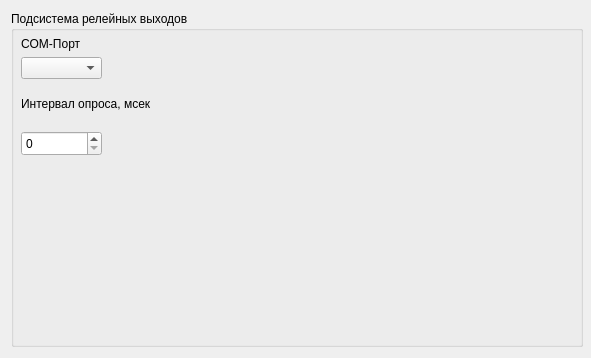
First picture: the form in m_cfg/adam_widget.ui, repository xXRadioHeadXx/start7, before the edit.
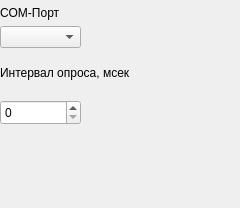
Second picture: the form after the edit.

Patch:
```diff
--- a/m_cfg/adam_widget.ui
+++ b/m_cfg/adam_widget.ui
@@ -6,30 +6,18 @@
    <rect>
     <x>0</x>
     <y>0</y>
-    <width>591</width>
-    <height>358</height>
+    <width>240</width>
+    <height>208</height>
    </rect>
   </property>
   <property name="windowTitle">
    <string>Form</string>
   </property>
-  <widget class="QGroupBox" name="ADAM__group">
-   <property name="geometry">
-    <rect>
-     <x>11</x>
-     <y>11</y>
-     <width>572</width>
-     <height>336</height>
-    </rect>
-   </property>
-   <property name="title">
-    <string>Подсистема релейных выходов</string>
-   </property>
    <widget class="QLabel" name="label_83">
     <property name="geometry">
      <rect>
-      <x>10</x>
-      <y>20</y>
+     <x>0</x>
+     <y>0</y>
       <width>251</width>
       <height>25</height>
      </rect>
@@ -41,8 +29,8 @@
    <widget class="QSpinBox" name="Interval">
     <property name="geometry">
      <rect>
-      <x>10</x>
-      <y>120</y>
+     <x>0</x>
+     <y>100</y>
       <width>81</width>
       <height>25</height>
      </rect>
@@ -51,24 +39,11 @@
      <number>1000</number>
     </property>
    </widget>
-   <widget class="QLabel" name="label">
-    <property name="geometry">
-     <rect>
-      <x>10</x>
-      <y>80</y>
-      <width>261</width>
-      <height>25</height>
-     </rect>
-    </property>
-    <property name="text">
-     <string>Интервал опроса, мсек</string>
-    </property>
-   </widget>
    <widget class="QComboBox" name="Port">
     <property name="geometry">
      <rect>
-      <x>10</x>
-      <y>46</y>
+     <x>0</x>
+     <y>26</y>
       <width>81</width>
       <height>22</height>
      </rect>
@@ -86,6 +61,18 @@
      </size>
     </property>
    </widget>
+  <widget class="QLabel" name="label">
+   <property name="geometry">
+    <rect>
+     <x>0</x>
+     <y>60</y>
+     <width>261</width>
+     <height>25</height>
+    </rect>
+   </property>
+   <property name="text">
+    <string>Интервал опроса, мсек</string>
+   </property>
   </widget>
  </widget>
  <resources/>
```
Lines whose indentation alone changed are shown as unchanged.
